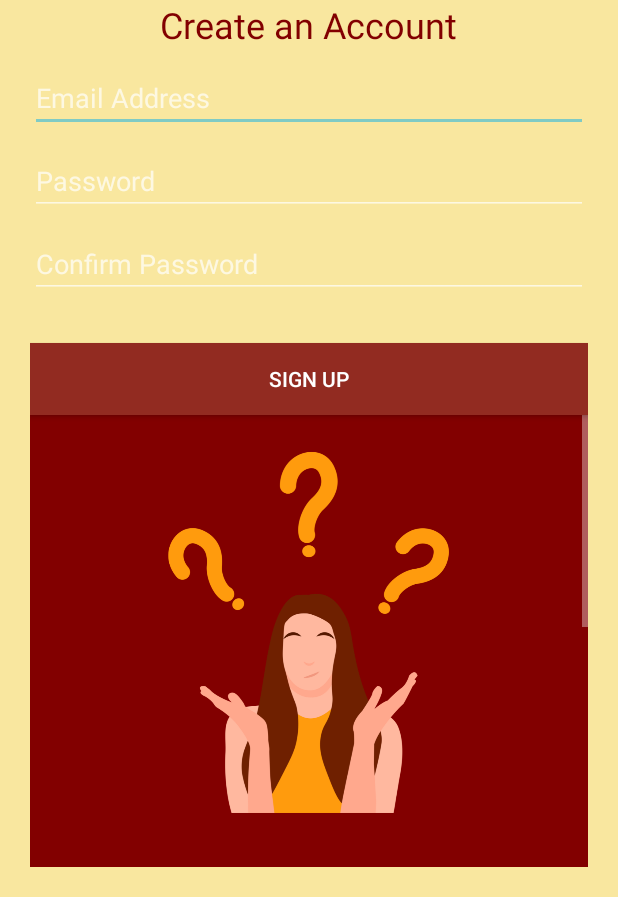
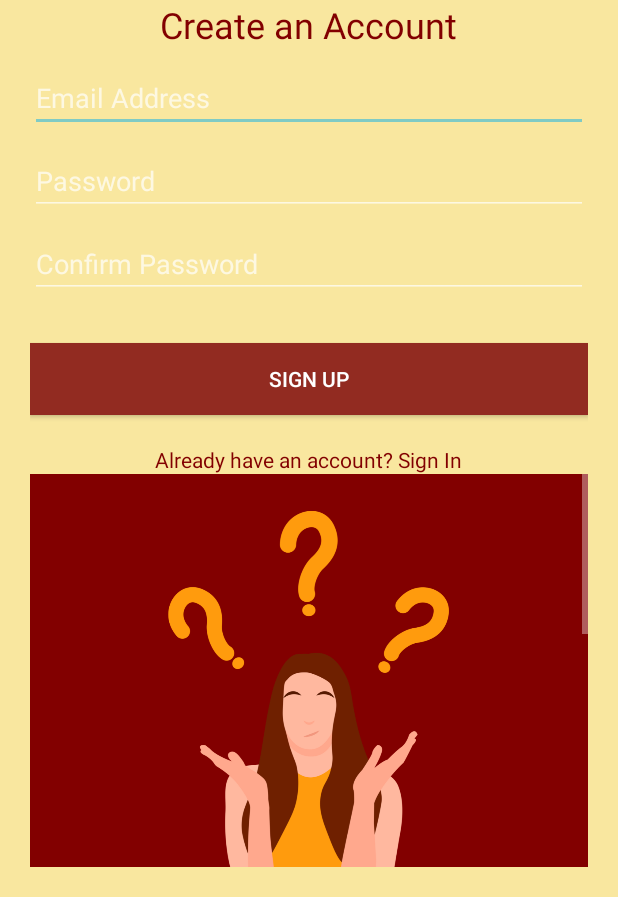
Before and after one commit to elaizafayepepito/CalifitAndroidStudio, an Android app built with Jetpack Compose: the fragment UserRegistrationFragment shown on its own in the app's theme, after a tap on "SIGN UP", on a phone screen of 412 x 824 dp, the part 339-1236 px from its top. Run offline under Robolectric (Android 15) with nearby library versions, the phone set to English and light mode, and no system bars.

Commit message:
Update xml filess

```diff
--- a/califit/app/src/main/res/layout/fragment_age_registration.xml
+++ b/califit/app/src/main/res/layout/fragment_age_registration.xml
@@ -10,6 +10,7 @@
         android:layout_width="match_parent"
         android:layout_height="wrap_content"
         android:gravity="center_horizontal"
+        android:textAlignment="center"
         android:padding="20dp">
 
         <ImageView
@@ -51,7 +52,8 @@
             android:background="@color/black"
             android:layout_gravity="end"
             android:layout_marginTop="50dp"
-            android:layout_marginEnd="20dp"/>
+            android:layout_marginEnd="20dp"
+            android:onClick="navigateToGenderRegistration"/>
 
     </LinearLayout>
 </ScrollView>
--- a/califit/app/src/main/res/layout/fragment_name_registration.xml
+++ b/califit/app/src/main/res/layout/fragment_name_registration.xml
@@ -62,7 +62,8 @@
             android:background="@color/black"
             android:layout_gravity="end"
             android:layout_marginTop="30dp"
-            android:layout_marginEnd="20dp"/>
+            android:layout_marginEnd="20dp"
+            android:onClick="navigateToAgeRegistration"/>
 
     </LinearLayout>
 </ScrollView>
--- a/califit/app/src/main/res/layout/fragment_user_registration.xml
+++ b/califit/app/src/main/res/layout/fragment_user_registration.xml
@@ -56,7 +56,19 @@
         android:text="Sign Up"
         android:background="#922B21"
         android:textColor="#FFFFFF"
-        android:layout_marginTop="30dp"/>
+        android:layout_marginTop="30dp"
+        android:onClick="navigateToNameRegistration"/>
+
+    <TextView
+        android:id="@+id/textViewLogin"
+        android:layout_width="wrap_content"
+        android:layout_height="wrap_content"
+        android:text="Already have an account? Sign In"
+        android:textColor="#820000"
+        android:layout_gravity="center_horizontal"
+        android:layout_marginTop="20dp"
+        android:gravity="center"
+        android:onClick="navigateToLogin"/>
 
     <!-- Additional views for social buttons and footer -->
 
```
Also changed, not shown: califit/app/src/main/res/layout/fragment_login.xml (+10 -0 lines).
